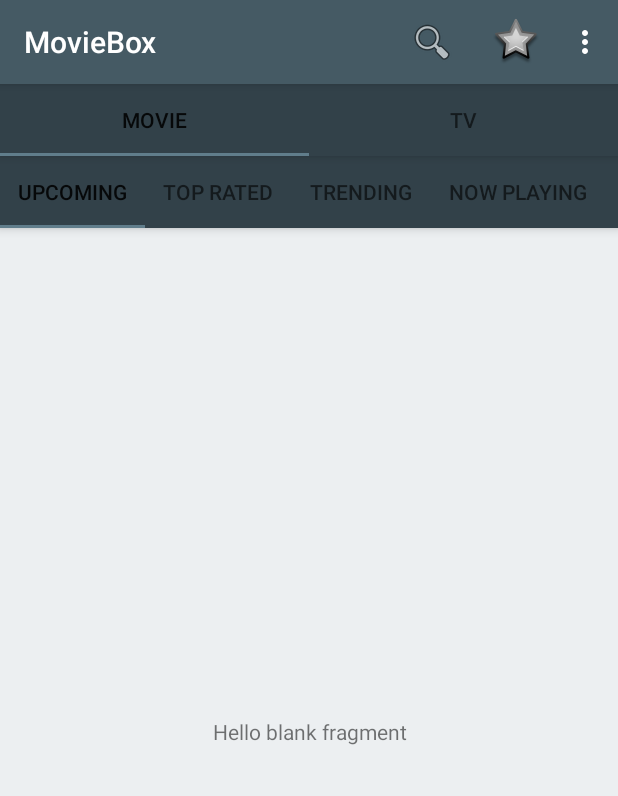
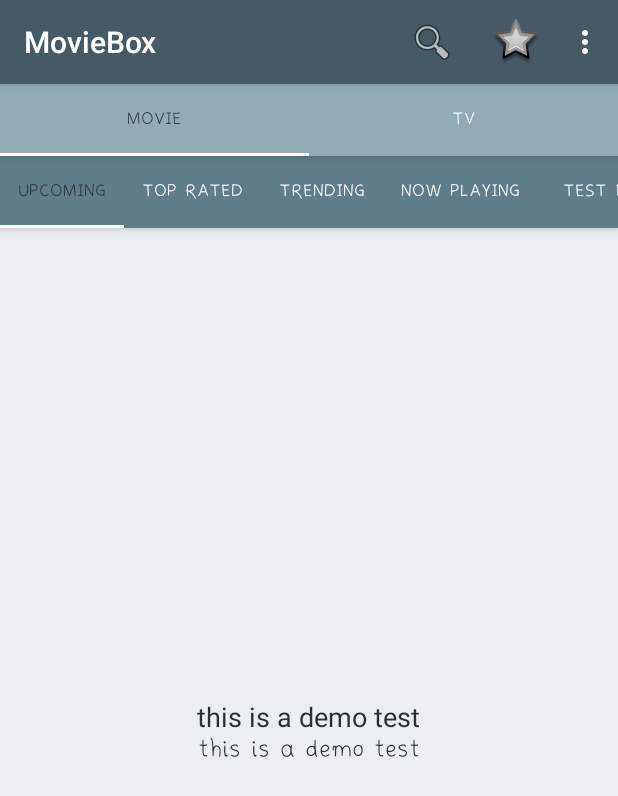
Before and after one commit to BruceNUAA/MovieBox, an Android app: the screen it shows after launch (MainActivity), on a phone screen of 412 x 824 dp. Shown: the top 796 px of the screen. Run offline under Robolectric (Android 15) with nearby library versions, the phone set to English and light mode, and no system bars.

Commit message:
ux design modify , custom font added

```diff
--- a/app/src/main/java/com/orionitbd/moviebox/moviebox/MainActivity.java
+++ b/app/src/main/java/com/orionitbd/moviebox/moviebox/MainActivity.java
@@ -2,6 +2,7 @@ package com.orionitbd.moviebox.moviebox;
 
 import android.app.SearchManager;
 import android.content.Intent;
+import android.graphics.Typeface;
 import android.support.design.widget.Snackbar;
 import android.support.design.widget.TabLayout;
 import android.support.v4.app.Fragment;
@@ -10,11 +11,14 @@ import android.support.v4.app.FragmentPagerAdapter;
 import android.support.v4.view.ViewPager;
 import android.support.v7.app.AppCompatActivity;
 import android.os.Bundle;
+import android.support.v7.widget.Toolbar;
 import android.view.Menu;
 import android.view.MenuItem;
 import android.view.View;
 import android.support.v7.widget.SearchView;
+import android.view.ViewGroup;
 import android.widget.TableLayout;
+import android.widget.TextView;
 import android.widget.Toast;
 
 import com.orionitbd.moviebox.moviebox.movie.MovieTabFragment;
@@ -46,6 +50,7 @@ public class MainActivity extends AppCompatActivity {
             @Override
             public void onTabSelected(TabLayout.Tab tab) {
                 mViewPager.setCurrentItem(tab.getPosition());
+
             }
 
             @Override
@@ -60,6 +65,7 @@ public class MainActivity extends AppCompatActivity {
         });
 
         itemMenu();
+        setCustomFont();
 
     }
     public class TabPagerAdapter extends FragmentPagerAdapter{
@@ -120,4 +126,28 @@ public class MainActivity extends AppCompatActivity {
             Toast.makeText(this, "Search "+query, Toast.LENGTH_SHORT).show();
         }
     }
+
+    private void setCustomFont(){
+
+        ViewGroup vg = (ViewGroup) mTabLayout.getChildAt(0);
+        int tabsCount = vg.getChildCount();
+
+        for (int j = 0; j < tabsCount; j++) {
+            ViewGroup vgTab = (ViewGroup) vg.getChildAt(j);
+
+            int tabChildsCount = vgTab.getChildCount();
+
+            for (int i = 0; i < tabChildsCount; i++) {
+                View tabViewChild = vgTab.getChildAt(i);
+                if (tabViewChild instanceof TextView) {
+                    ((TextView) tabViewChild).setTypeface(Typeface.createFromAsset(getAssets(), "custom_font.ttf"));
+                }
+            }
+        }
+
+
+
+
+    }
+
 }
--- /dev/null
+++ b/app/src/main/java/com/orionitbd/moviebox/moviebox/animation/ZoomOutTransformation.java
@@ -0,0 +1,4 @@
+package com.orionitbd.moviebox.moviebox.animation;
+
+public class ZoomOutTransformation {
+}
--- a/app/src/main/java/com/orionitbd/moviebox/moviebox/movie/MovieTabFragment.java
+++ b/app/src/main/java/com/orionitbd/moviebox/moviebox/movie/MovieTabFragment.java
@@ -1,6 +1,7 @@
 package com.orionitbd.moviebox.moviebox.movie;
 
 
+import android.graphics.Typeface;
 import android.os.Bundle;
 import android.support.design.widget.TabLayout;
 import android.support.v4.app.Fragment;
@@ -10,6 +11,7 @@ import android.support.v4.view.ViewPager;
 import android.view.LayoutInflater;
 import android.view.View;
 import android.view.ViewGroup;
+import android.widget.TextView;
 
 import com.orionitbd.moviebox.moviebox.MainActivity;
 import com.orionitbd.moviebox.moviebox.R;
@@ -55,6 +57,7 @@ public class MovieTabFragment extends Fragment {
             @Override
             public void onTabSelected(TabLayout.Tab tab) {
                 mViewPager.setCurrentItem(tab.getPosition());
+
             }
 
             @Override
@@ -67,6 +70,7 @@ public class MovieTabFragment extends Fragment {
 
             }
         });
+        setCustomFont();
         return v;
     }
     private class TabPagerAdapter extends FragmentPagerAdapter {
@@ -103,4 +107,28 @@ public class MovieTabFragment extends Fragment {
         }
     }
 
+    private void setCustomFont(){
+
+        ViewGroup vg = (ViewGroup) mTabLayout.getChildAt(0);
+        int tabsCount = vg.getChildCount();
+
+        for (int j = 0; j < tabsCount; j++) {
+            ViewGroup vgTab = (ViewGroup) vg.getChildAt(j);
+
+            int tabChildsCount = vgTab.getChildCount();
+
+            for (int i = 0; i < tabChildsCount; i++) {
+                View tabViewChild = vgTab.getChildAt(i);
+                if (tabViewChild instanceof TextView) {
+                    ((TextView) tabViewChild).setTypeface(Typeface.createFromAsset(getActivity().getAssets(), "custom_font.ttf"));
+                }
+            }
+        }
+
+
+
+
+    }
+
+
 }
--- a/app/src/main/java/com/orionitbd/moviebox/moviebox/tv/TvTabFragment.java
+++ b/app/src/main/java/com/orionitbd/moviebox/moviebox/tv/TvTabFragment.java
@@ -1,6 +1,7 @@
 package com.orionitbd.moviebox.moviebox.tv;
 
 
+import android.graphics.Typeface;
 import android.os.Bundle;
 import android.support.design.widget.TabLayout;
 import android.support.v4.app.Fragment;
@@ -10,6 +11,7 @@ import android.support.v4.view.ViewPager;
 import android.view.LayoutInflater;
 import android.view.View;
 import android.view.ViewGroup;
+import android.widget.TextView;
 
 import com.orionitbd.moviebox.moviebox.R;
 import com.orionitbd.moviebox.moviebox.movie.MovieTabFragment;
@@ -65,6 +67,8 @@ public class TvTabFragment extends Fragment {
 
             }
         });
+
+        setCustomFont();
         return v;
     }
 
@@ -101,5 +105,27 @@ public class TvTabFragment extends Fragment {
             return tabCount;
         }
     }
+    private void setCustomFont(){
+
+        ViewGroup vg = (ViewGroup) mTabLayout.getChildAt(0);
+        int tabsCount = vg.getChildCount();
+
+        for (int j = 0; j < tabsCount; j++) {
+            ViewGroup vgTab = (ViewGroup) vg.getChildAt(j);
+
+            int tabChildsCount = vgTab.getChildCount();
+
+            for (int i = 0; i < tabChildsCount; i++) {
+                View tabViewChild = vgTab.getChildAt(i);
+                if (tabViewChild instanceof TextView) {
+                    ((TextView) tabViewChild).setTypeface(Typeface.createFromAsset(getActivity().getAssets(), "custom_font.ttf"));
+                }
+            }
+        }
+
+
+
+
+    }
 
 }
--- a/app/src/main/res/layout/activity_main.xml
+++ b/app/src/main/res/layout/activity_main.xml
@@ -12,11 +12,14 @@
     <android.support.design.widget.AppBarLayout
         android:layout_width="match_parent"
         android:layout_height="wrap_content"
-        android:background="#324149">
+        android:background="#91abb7">
         <android.support.design.widget.TabLayout
             android:id="@+id/mTabLayout"
             android:layout_width="match_parent"
             android:layout_height="wrap_content"
+            app:tabTextColor="#ffffff"
+            app:tabSelectedTextColor="@color/colorPrimaryDark"
+            app:tabIndicatorColor="#ffffff"
             app:tabMode="fixed"
             app:tabGravity="fill">
         </android.support.design.widget.TabLayout>
--- a/app/src/main/res/layout/fragment_movie_tab.xml
+++ b/app/src/main/res/layout/fragment_movie_tab.xml
@@ -10,11 +10,14 @@
     <android.support.design.widget.AppBarLayout
         android:layout_width="match_parent"
         android:layout_height="wrap_content"
-        android:background="#324149">
+        android:background="@color/colorAccent">
         <android.support.design.widget.TabLayout
             android:id="@+id/movieTabLayout"
             android:layout_width="match_parent"
             android:layout_height="wrap_content"
+            app:tabTextColor="#ffffff"
+            app:tabSelectedTextColor="@color/colorPrimaryDark"
+            app:tabIndicatorColor="#ffffff"
             app:tabMode="scrollable"
             app:tabGravity="fill">
         </android.support.design.widget.TabLayout>
--- a/app/src/main/res/layout/fragment_movie_tab_upcoming.xml
+++ b/app/src/main/res/layout/fragment_movie_tab_upcoming.xml
@@ -5,11 +5,27 @@
     android:layout_height="match_parent"
     tools:context=".movie.upcoming.MovieTabUpcomingFragment">
 
-    <!-- TODO: Update blank fragment layout -->
-    <TextView
+    <LinearLayout
         android:gravity="center"
+        android:orientation="vertical"
         android:layout_width="match_parent"
-        android:layout_height="match_parent"
-        android:text="@string/hello_blank_fragment" />
+        android:layout_height="match_parent">
+
+        <TextView
+            android:layout_gravity="center"
+            android:textColor="@color/colorPrimaryDark"
+            android:textSize="18sp"
+            android:text="this is a demo test"
+            android:layout_width="wrap_content"
+            android:layout_height="wrap_content" />
+        <TextView
+            android:layout_gravity="center"
+            android:textColor="@color/colorPrimaryDark"
+            android:textSize="18sp"
+            android:fontFamily="@font/custom_font"
+            android:text="this is a demo test"
+            android:layout_width="wrap_content"
+            android:layout_height="wrap_content" />
+    </LinearLayout>
 
 </android.support.design.widget.CoordinatorLayout>
--- a/app/src/main/res/layout/fragment_tv_tab.xml
+++ b/app/src/main/res/layout/fragment_tv_tab.xml
@@ -10,8 +10,11 @@
     <android.support.design.widget.AppBarLayout
         android:layout_width="match_parent"
         android:layout_height="wrap_content"
-        android:background="#324149">
+        android:background="@color/colorAccent">
         <android.support.design.widget.TabLayout
+            app:tabTextColor="#ffffff"
+            app:tabSelectedTextColor="@color/colorPrimaryDark"
+            app:tabIndicatorColor="#ffffff"
             android:id="@+id/tvTabLayout"
             android:layout_width="match_parent"
             android:layout_height="wrap_content"
```
Also changed, not shown: app/src/main/assets/custom_font.ttf (added), app/src/main/res/font/custom_font.ttf (added).
